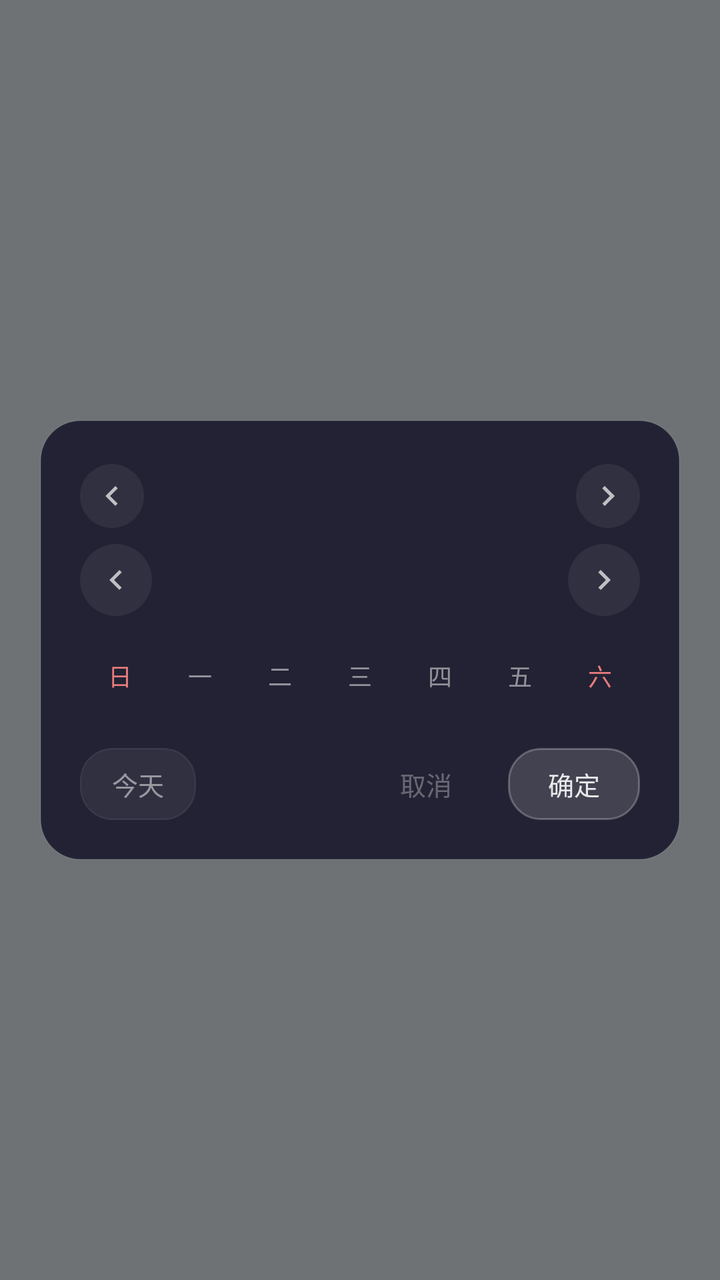
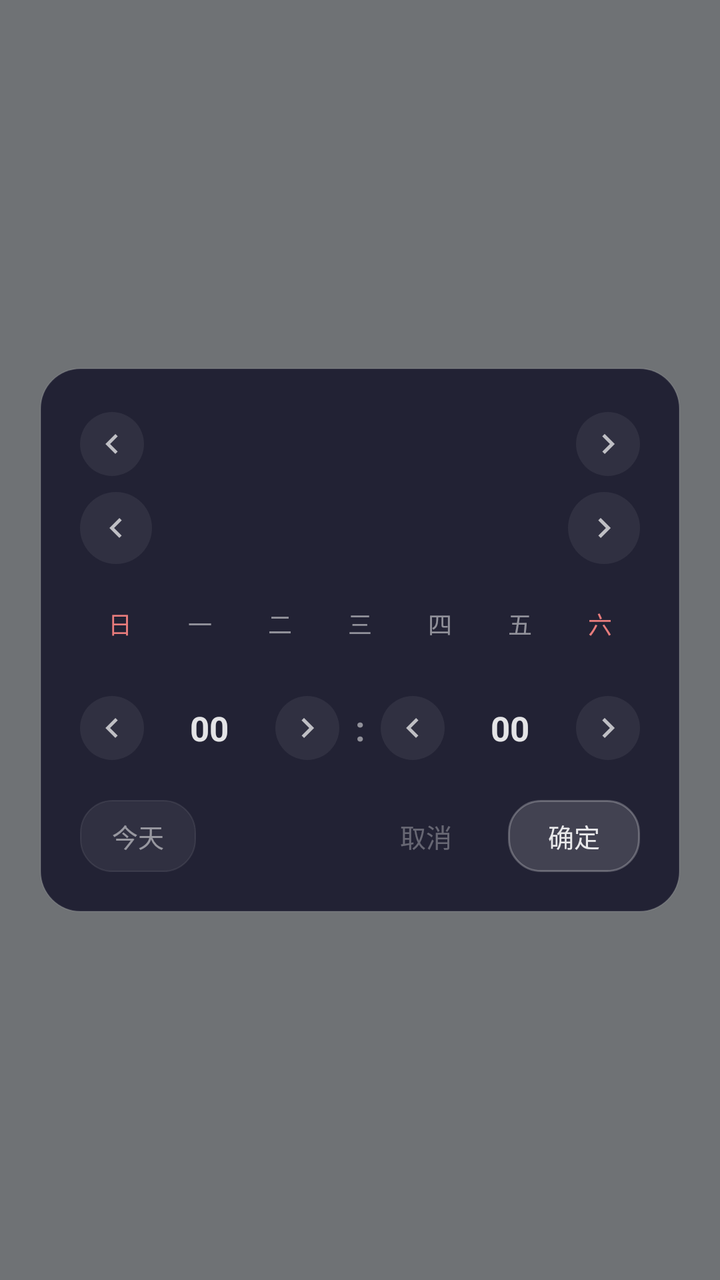

Screens rendered from an Android XML layout before and after an edit, with the pre-edit source and the edit as a unified diff.
<!-- AndroidManifest.xml: application theme Theme.BillBook -->
<!-- res/layout/dialog_anime_date_picker.xml -->
<?xml version="1.0" encoding="utf-8"?>
<FrameLayout xmlns:android="http://schemas.android.com/apk/res/android"
    android:layout_width="match_parent"
    android:layout_height="match_parent"
    android:background="#80000000"
    android:clickable="true"
    android:focusable="true">

    
    <LinearLayout
        android:id="@+id/datePickerCard"
        android:layout_width="320dp"
        android:layout_height="wrap_content"
        android:layout_gravity="center"
        android:background="@drawable/bg_anime_dialog"
        android:orientation="vertical"
        android:padding="20dp">

        
        <LinearLayout
            android:layout_width="match_parent"
            android:layout_height="36dp"
            android:gravity="center_vertical"
            android:orientation="horizontal">

            <ImageView
                android:id="@+id/btnPrevYear"
                android:layout_width="32dp"
                android:layout_height="32dp"
                android:background="@drawable/bg_anime_nav_arrow"
                android:padding="6dp"
                android:src="@drawable/ic_arrow_prev_white"
                android:clickable="true"
                android:focusable="true" />

            <TextView
                android:id="@+id/tvYearTitle"
                android:layout_width="0dp"
                android:layout_height="wrap_content"
                android:layout_weight="1"
                android:gravity="center"
                android:textColor="@color/anime_text_secondary"
                android:textSize="14sp" />

            <ImageView
                android:id="@+id/btnNextYear"
                android:layout_width="32dp"
                android:layout_height="32dp"
                android:background="@drawable/bg_anime_nav_arrow"
                android:padding="6dp"
                android:src="@drawable/ic_arrow_next_white"
                android:clickable="true"
                android:focusable="true" />
        </LinearLayout>

        
        <LinearLayout
            android:layout_width="match_parent"
            android:layout_height="40dp"
            android:layout_marginTop="4dp"
            android:gravity="center_vertical"
            android:orientation="horizontal">

            <ImageView
                android:id="@+id/btnPrevMonth"
                android:layout_width="36dp"
                android:layout_height="36dp"
                android:background="@drawable/bg_anime_nav_arrow"
                android:padding="8dp"
                android:src="@drawable/ic_arrow_prev_white"
                android:clickable="true"
                android:focusable="true" />

            <TextView
                android:id="@+id/tvMonthTitle"
                android:layout_width="0dp"
                android:layout_height="wrap_content"
                android:layout_weight="1"
                android:gravity="center"
                android:textColor="@color/anime_text_primary"
                android:textSize="17sp"
                android:textStyle="bold" />

            <ImageView
                android:id="@+id/btnNextMonth"
                android:layout_width="36dp"
                android:layout_height="36dp"
                android:background="@drawable/bg_anime_nav_arrow"
                android:padding="8dp"
                android:src="@drawable/ic_arrow_next_white"
                android:clickable="true"
                android:focusable="true" />
        </LinearLayout>

        
        <LinearLayout
            android:layout_width="match_parent"
            android:layout_height="32dp"
            android:layout_marginTop="12dp"
            android:orientation="horizontal">

            <TextView android:id="@+id/weekday0" android:layout_width="0dp" android:layout_height="match_parent" android:layout_weight="1" android:gravity="center" android:text="日" android:textColor="#E87C7C" android:textSize="12sp" />
            <TextView android:id="@+id/weekday1" android:layout_width="0dp" android:layout_height="match_parent" android:layout_weight="1" android:gravity="center" android:text="一" android:textColor="@color/anime_text_secondary" android:textSize="12sp" />
            <TextView android:id="@+id/weekday2" android:layout_width="0dp" android:layout_height="match_parent" android:layout_weight="1" android:gravity="center" android:text="二" android:textColor="@color/anime_text_secondary" android:textSize="12sp" />
            <TextView android:id="@+id/weekday3" android:layout_width="0dp" android:layout_height="match_parent" android:layout_weight="1" android:gravity="center" android:text="三" android:textColor="@color/anime_text_secondary" android:textSize="12sp" />
            <TextView android:id="@+id/weekday4" android:layout_width="0dp" android:layout_height="match_parent" android:layout_weight="1" android:gravity="center" android:text="四" android:textColor="@color/anime_text_secondary" android:textSize="12sp" />
            <TextView android:id="@+id/weekday5" android:layout_width="0dp" android:layout_height="match_parent" android:layout_weight="1" android:gravity="center" android:text="五" android:textColor="@color/anime_text_secondary" android:textSize="12sp" />
            <TextView android:id="@+id/weekday6" android:layout_width="0dp" android:layout_height="match_parent" android:layout_weight="1" android:gravity="center" android:text="六" android:textColor="#E87C7C" android:textSize="12sp" />
        </LinearLayout>

        
        <androidx.recyclerview.widget.RecyclerView
            android:id="@+id/rvDays"
            android:layout_width="match_parent"
            android:layout_height="wrap_content"
            android:layout_marginTop="4dp"
            android:overScrollMode="never" />

        
        <LinearLayout
            android:layout_width="match_parent"
            android:layout_height="wrap_content"
            android:layout_marginTop="16dp"
            android:gravity="center_vertical"
            android:orientation="horizontal">

            <TextView
                android:id="@+id/btnToday"
                android:layout_width="wrap_content"
                android:layout_height="36dp"
                android:background="@drawable/bg_anime_pay_chip"
                android:gravity="center"
                android:paddingHorizontal="16dp"
                android:text="今天"
                android:textColor="@color/anime_text_secondary"
                android:textSize="13sp"
                android:clickable="true"
                android:focusable="true" />

            <View
                android:layout_width="0dp"
                android:layout_height="0dp"
                android:layout_weight="1" />

            <TextView
                android:id="@+id/btnCancel"
                android:layout_width="wrap_content"
                android:layout_height="36dp"
                android:gravity="center"
                android:paddingHorizontal="16dp"
                android:text="取消"
                android:textColor="@color/anime_text_hint"
                android:textSize="13sp"
                android:clickable="true"
                android:focusable="true" />

            <TextView
                android:id="@+id/btnConfirm"
                android:layout_width="wrap_content"
                android:layout_height="36dp"
                android:layout_marginStart="12dp"
                android:background="@drawable/bg_anime_pay_chip_selected"
                android:gravity="center"
                android:paddingHorizontal="20dp"
                android:text="确定"
                android:textColor="@color/anime_text_primary"
                android:textSize="13sp"
                android:clickable="true"
                android:focusable="true" />
        </LinearLayout>
    </LinearLayout>
</FrameLayout>
<!-- resources referenced by this layout -->
<resources>
  <color name="anime_text_hint">#50FFFFFF</color>
  <color name="anime_text_primary">#E0FFFFFF</color>
  <color name="anime_text_secondary">#80FFFFFF</color>
  <!-- drawable bg_anime_dialog (drawable) -->
  <?xml version="1.0" encoding="utf-8"?>
  <shape xmlns:android="http://schemas.android.com/apk/res/android"
      android:shape="rectangle">
      <solid android:color="#E61A1A2E" />
      <corners android:radius="20dp" />
      <stroke
          android:width="0.5dp"
          android:color="#18FFFFFF" />
  </shape>
  <!-- drawable bg_anime_nav_arrow (drawable) -->
  <?xml version="1.0" encoding="utf-8"?>
  <shape xmlns:android="http://schemas.android.com/apk/res/android"
      android:shape="oval">
      <solid android:color="#10FFFFFF" />
  </shape>
  <!-- drawable bg_anime_pay_chip (drawable) -->
  <?xml version="1.0" encoding="utf-8"?>
  <shape xmlns:android="http://schemas.android.com/apk/res/android"
      android:shape="rectangle">
      <solid android:color="#10FFFFFF" />
      <corners android:radius="16dp" />
      <stroke
          android:width="0.5dp"
          android:color="#15FFFFFF" />
  </shape>
  <!-- drawable bg_anime_pay_chip_selected (drawable) -->
  <?xml version="1.0" encoding="utf-8"?>
  <shape xmlns:android="http://schemas.android.com/apk/res/android"
      android:shape="rectangle">
      <solid android:color="#25FFFFFF" />
      <corners android:radius="16dp" />
      <stroke
          android:width="1dp"
          android:color="#40FFFFFF" />
  </shape>
  <!-- drawable ic_arrow_next_white (drawable) -->
  <vector xmlns:android="http://schemas.android.com/apk/res/android"
      android:width="24dp"
      android:height="24dp"
      android:viewportWidth="24"
      android:viewportHeight="24">
      <path
          android:fillColor="#B0FFFFFF"
          android:pathData="M10,6L8.59,7.41 13.17,12l-4.58,4.59L10,18l6,-6z" />
  </vector>
  <!-- drawable ic_arrow_prev_white (drawable) -->
  <vector xmlns:android="http://schemas.android.com/apk/res/android"
      android:width="24dp"
      android:height="24dp"
      android:viewportWidth="24"
      android:viewportHeight="24">
      <path
          android:fillColor="#B0FFFFFF"
          android:pathData="M15.41,7.41L14,6l-6,6 6,6 1.41,-1.41L10.83,12z" />
  </vector>
  <style name="Theme.BillBook" parent="Theme.MaterialComponents.Light.NoActionBar">
          <item name="colorPrimary">@color/colorPrimary</item>
          <item name="colorPrimaryDark">@color/colorPrimaryDark</item>
          <item name="colorAccent">@color/colorAccent</item>
          <item name="android:windowBackground">@color/bg_page</item>
          <item name="android:statusBarColor">@android:color/transparent</item>
          <item name="android:navigationBarColor">@android:color/transparent</item>
          <item name="android:windowLightNavigationBar">true</item>
      </style>
  <color name="colorPrimary">#6B8DD6</color>
  <color name="colorPrimaryDark">#5A7BC8</color>
  <color name="colorAccent">#8BA7E8</color>
  <color name="bg_page">#E0E5EC</color>
</resources>

<!-- the commit's change to res/layout/dialog_anime_date_picker.xml (unified diff, before → after) -->
@@ -119,6 +119,87 @@
         
         <LinearLayout
             android:layout_width="match_parent"
+            android:layout_height="40dp"
+            android:layout_marginTop="12dp"
+            android:gravity="center_vertical"
+            android:orientation="horizontal">
+
+            <ImageView
+                android:id="@+id/btnPrevHour"
+                android:layout_width="32dp"
+                android:layout_height="32dp"
+                android:background="@drawable/bg_anime_nav_arrow"
+                android:padding="6dp"
+                android:src="@drawable/ic_arrow_prev_white"
+                android:clickable="true"
+                android:focusable="true" />
+
+            <TextView
+                android:id="@+id/tvHour"
+                android:layout_width="0dp"
+                android:layout_height="wrap_content"
+                android:layout_weight="1"
+                android:gravity="center"
+                android:text="00"
+                android:textColor="@color/anime_text_primary"
+                android:textSize="17sp"
+                android:textStyle="bold" />
+
+            <ImageView
+                android:id="@+id/btnNextHour"
+                android:layout_width="32dp"
+                android:layout_height="32dp"
+                android:background="@drawable/bg_anime_nav_arrow"
+                android:padding="6dp"
+                android:src="@drawable/ic_arrow_next_white"
+                android:clickable="true"
+                android:focusable="true" />
+
+            <TextView
+                android:layout_width="wrap_content"
+                android:layout_height="wrap_content"
+                android:layout_marginHorizontal="8dp"
+                android:gravity="center"
+                android:text=":"
+                android:textColor="@color/anime_text_secondary"
+                android:textSize="17sp"
+                android:textStyle="bold" />
+
+            <ImageView
+                android:id="@+id/btnPrevMinute"
+                android:layout_width="32dp"
+                android:layout_height="32dp"
+                android:background="@drawable/bg_anime_nav_arrow"
+                android:padding="6dp"
+                android:src="@drawable/ic_arrow_prev_white"
+                android:clickable="true"
+                android:focusable="true" />
+
+            <TextView
+                android:id="@+id/tvMinute"
+                android:layout_width="0dp"
+                android:layout_height="wrap_content"
+                android:layout_weight="1"
+                android:gravity="center"
+                android:text="00"
+                android:textColor="@color/anime_text_primary"
+                android:textSize="17sp"
+                android:textStyle="bold" />
+
+            <ImageView
+                android:id="@+id/btnNextMinute"
+                android:layout_width="32dp"
+                android:layout_height="32dp"
+                android:background="@drawable/bg_anime_nav_arrow"
+                android:padding="6dp"
+                android:src="@drawable/ic_arrow_next_white"
+                android:clickable="true"
+                android:focusable="true" />
+        </LinearLayout>
+
+        
+        <LinearLayout
+            android:layout_width="match_parent"
             android:layout_height="wrap_content"
             android:layout_marginTop="16dp"
             android:gravity="center_vertical"
